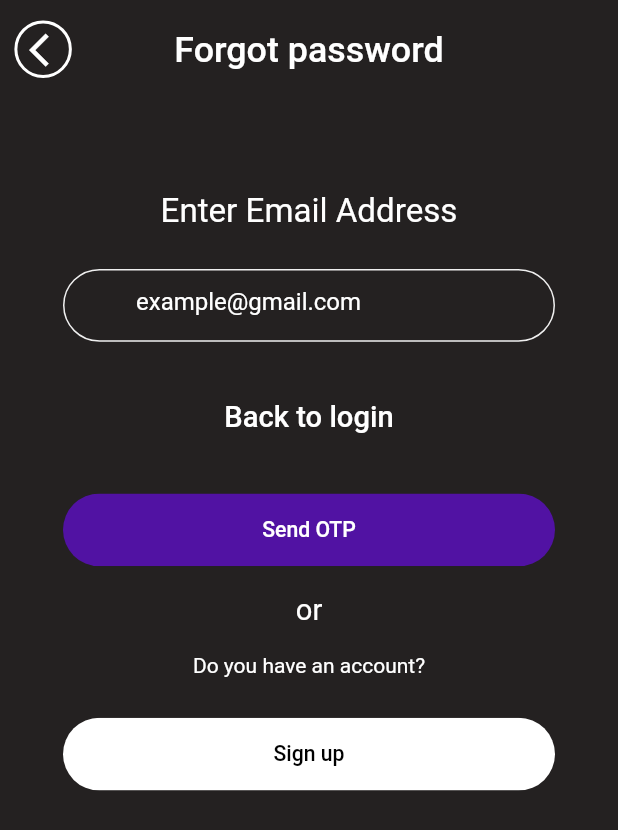
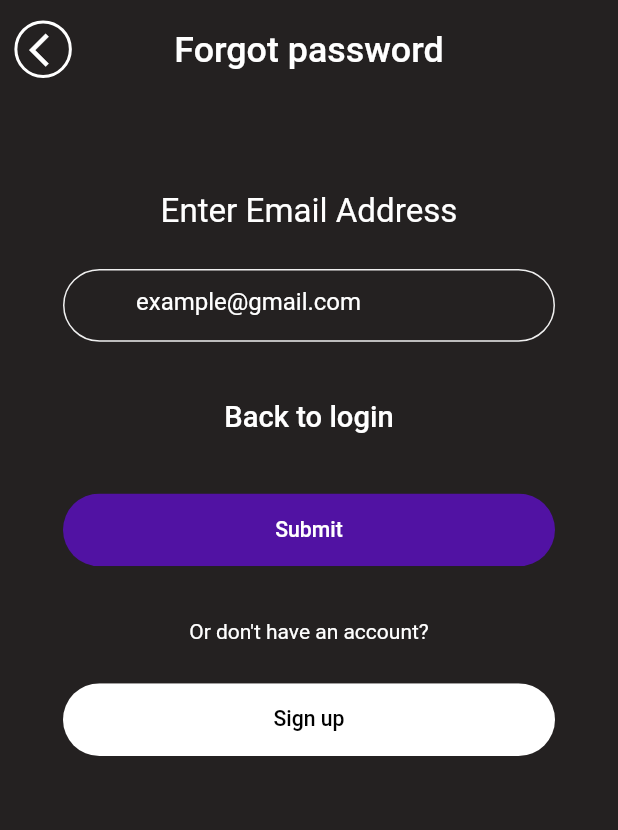
Before and after one commit to bishalkhatiwada01/charity-management-app-using-flutter-and-firebase, a Flutter app: the screen it shows after launch, after a tap on "Forgot Password?", on a phone screen of 412 x 824 dp. Shown: the top 830 px of the screen. Run offline on Flutter 3.47's test engine with Material 2 defaults, Android fonts, the phone set to English and light mode, and no system bars; our stand-ins replace firebase_auth, firebase_core, flutter_screenutil, fluttertoast, shared_preferences; accounts and stored records are empty; Roboto replaces fonts that are missing (Montserrat).

Commit message:
added change password page

```diff
--- a/lib/util/theme.dart
+++ b/lib/util/theme.dart
@@ -4,7 +4,6 @@ class AppTheme {
   ThemeData getApplicationTheme() {
     return ThemeData(
       scaffoldBackgroundColor: const Color(0xFF242121),
-        hintColor: Colors.white
     );
   }
 }
--- a/lib/views/auth/change_password.dart
+++ b/lib/views/auth/change_password.dart
@@ -171,7 +171,7 @@ class _ForgotPasswordPageState extends State<ForgotPasswordPage> {
                           ),
                         ),
                         child: Text(
-                          'Send OTP',
+                          'Submit',
                           style: TextStyle(fontSize: 16.sp),
                         ),
                       ),
@@ -180,16 +180,15 @@ class _ForgotPasswordPageState extends State<ForgotPasswordPage> {
                   SizedBox(
                     height: 20.h,
                   ),
-                  Text(
-                    "or",
-                    style: TextStyle(fontSize: 22.sp, color: Colors.white),
-                  ),
                   SizedBox(
                     height: 20.h,
                   ),
                   const Text(
-                    "Do you have an account?",
-                    style: TextStyle(color: Colors.white),
+                    "Or don't have an account?",
+                    style: TextStyle(
+                      color: Colors.white,
+                      fontSize: 14,
+                    ),
                   ),
                   SizedBox(
                     height: 30.h,
```
